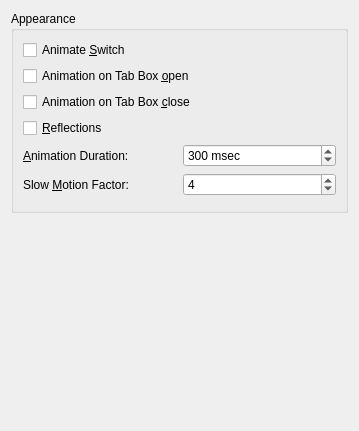
The window that effects/coverswitch_config.ui (KDE/kwin) describes before a commit, drawn with Qt 5.
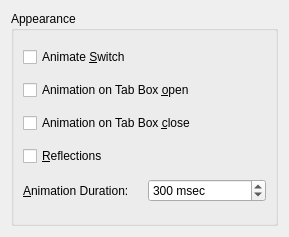
The same window after the commit. Custom widgets are drawn as their Qt base class.

Commit message: Removing the global shortcut for slow motion mode

What changed in the file:
```diff
--- a/effects/coverswitch_config.ui
+++ b/effects/coverswitch_config.ui
@@ -5,8 +5,8 @@
    <rect>
     <x>0</x>
     <y>0</y>
-    <width>359</width>
-    <height>431</height>
+    <width>289</width>
+    <height>237</height>
    </rect>
   </property>
   <layout class="QGridLayout" >
@@ -67,45 +67,11 @@
         </property>
        </widget>
       </item>
-      <item row="5" column="0" >
-       <widget class="QLabel" name="label_4" >
-        <property name="text" >
-         <string>Slow &amp;Motion Factor:</string>
-        </property>
-        <property name="buddy" >
-         <cstring>spinDuration</cstring>
-        </property>
-       </widget>
-      </item>
-      <item row="5" column="1" >
-       <widget class="QSpinBox" name="spinSlowMotionFactor" >
-        <property name="minimum" >
-         <number>1</number>
-        </property>
-        <property name="maximum" >
-         <number>10</number>
-        </property>
-        <property name="value" >
-         <number>4</number>
-        </property>
-       </widget>
-      </item>
      </layout>
     </widget>
    </item>
-   <item row="1" column="0" >
-    <widget class="KWin::GlobalShortcutsEditor" native="1" name="editor" />
-   </item>
   </layout>
  </widget>
- <customwidgets>
-  <customwidget>
-   <class>KWin::GlobalShortcutsEditor</class>
-   <extends>QWidget</extends>
-   <header location="global" >kwineffects.h</header>
-   <container>1</container>
-  </customwidget>
- </customwidgets>
  <tabstops>
   <tabstop>checkAnimateSwitch</tabstop>
   <tabstop>checkAnimateStart</tabstop>
```
The commit also changes 4 other files.
